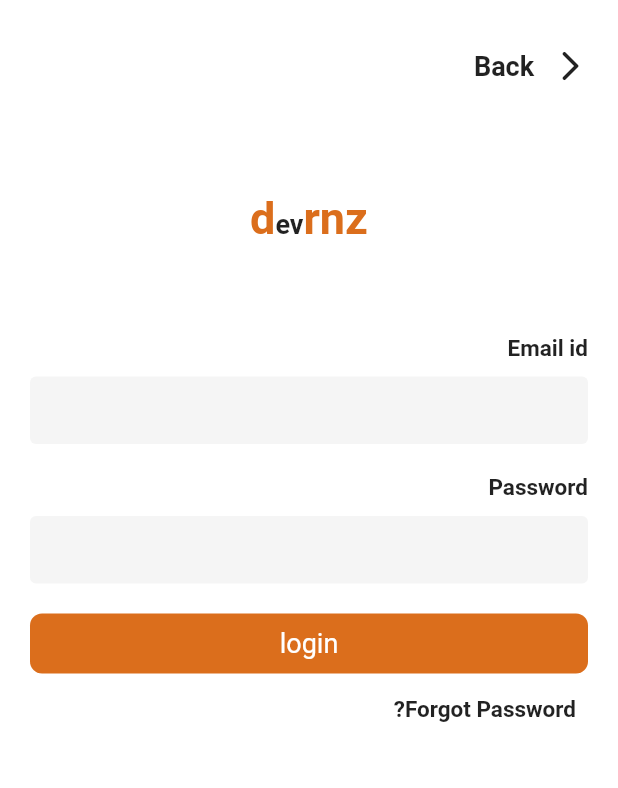
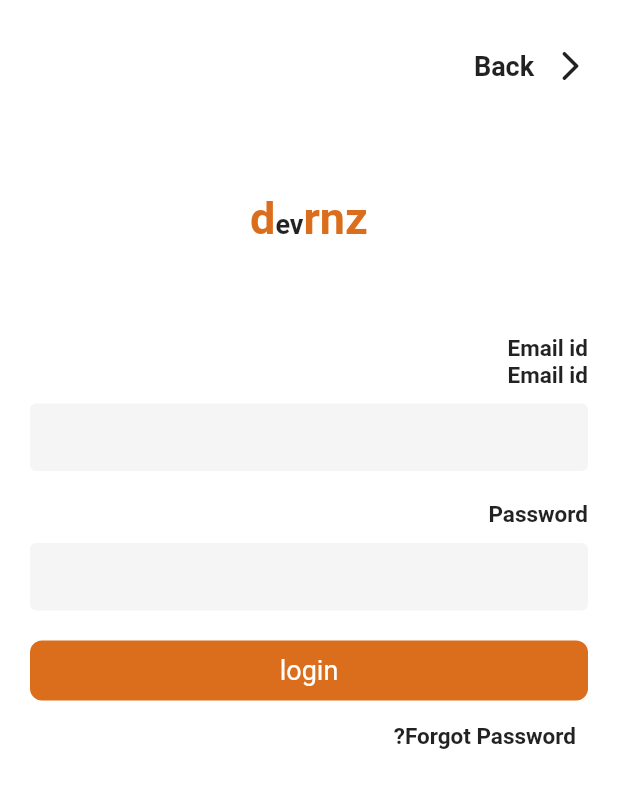
Before and after one commit to mahbobehstrong/project, a Flutter app: the screen it shows after launch, on a phone screen of 412 x 824 dp. Shown: the top 788 px of the screen. Run offline on Flutter 3.47's test engine with Material 2 defaults, Android fonts, the phone set to English and light mode, and no system bars; our stand-ins replace flutter_spinkit, get; Roboto replaces fonts that are missing (calibri).

Commit message:
change login file

```diff
--- a/lib/view/login_page.dart
+++ b/lib/view/login_page.dart
@@ -88,6 +88,10 @@ class _LoginPageState extends State<LoginPage> {
         child: Column(
           crossAxisAlignment: CrossAxisAlignment.start,
           children: [
+            Text(
+              "Email id",
+              style: TextStyle(fontWeight: FontWeight.bold),
+            ),
             Text(
               "Email id",
               style: TextStyle(fontWeight: FontWeight.bold),
```
